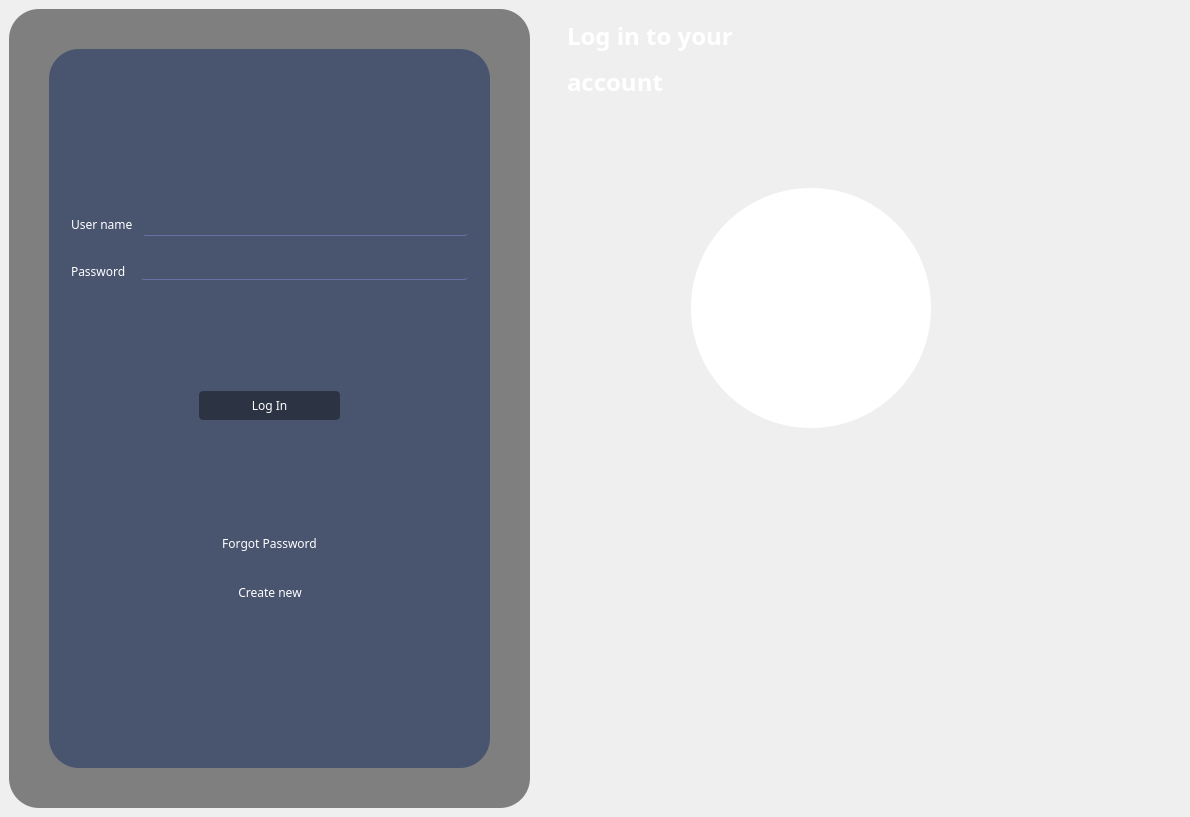
Before: the Qt Designer form loginwindow.ui in v4sud3v/MINI-PROJECT, drawn with Qt 5.
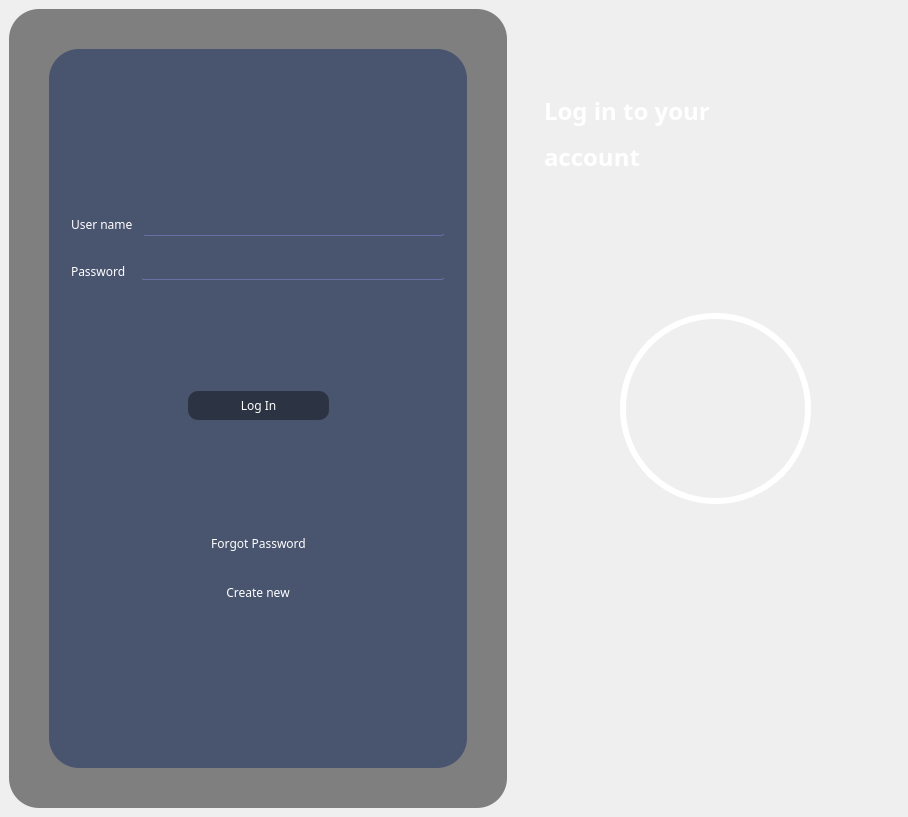
After: the same form once the commit is applied. Icons and pictures are not drawn.

The edit to the form file:
```diff
--- a/loginwindow.ui
+++ b/loginwindow.ui
@@ -6,13 +6,19 @@
    <rect>
     <x>0</x>
     <y>0</y>
-    <width>1190</width>
+    <width>908</width>
     <height>817</height>
    </rect>
   </property>
   <property name="minimumSize">
    <size>
-    <width>0</width>
+    <width>818</width>
+    <height>817</height>
+   </size>
+  </property>
+  <property name="maximumSize">
+   <size>
+    <width>908</width>
     <height>817</height>
    </size>
   </property>
@@ -49,7 +55,7 @@
 QPushButton{
 background-color:rgba(0,0,0,100);
 color:#fff;
-border-radius:4px;
+border-radius:10px;
 padding:3px}
 QPushButton:hover{
 color:rgb(35, 197, 255);
@@ -416,6 +422,114 @@
           </property>
          </widget>
         </item>
+        <item>
+         <widget class="QWidget" name="widget_3" native="true">
+          <layout class="QHBoxLayout" name="horizontalLayout_4">
+           <item>
+            <spacer name="horizontalSpacer_2">
+             <property name="orientation">
+              <enum>Qt::Horizontal</enum>
+             </property>
+             <property name="sizeHint" stdset="0">
+              <size>
+               <width>0</width>
+               <height>20</height>
+              </size>
+             </property>
+            </spacer>
+           </item>
+           <item>
+            <widget class="QWidget" name="widget_6" native="true">
+             <property name="minimumSize">
+              <size>
+               <width>191</width>
+               <height>191</height>
+              </size>
+             </property>
+             <property name="maximumSize">
+              <size>
+               <width>191</width>
+               <height>191</height>
+              </size>
+             </property>
+             <property name="styleSheet">
+              <string notr="true">border:6px solid;
+border-color: rgb(255, 255, 255);
+
+border-radius:95px</string>
+             </property>
+             <widget class="QWidget" name="widget_5" native="true">
+              <property name="geometry">
+               <rect>
+                <x>5</x>
+                <y>-1</y>
+                <width>181</width>
+                <height>171</height>
+               </rect>
+              </property>
+              <property name="minimumSize">
+               <size>
+                <width>181</width>
+                <height>171</height>
+               </size>
+              </property>
+              <property name="maximumSize">
+               <size>
+                <width>181</width>
+                <height>171</height>
+               </size>
+              </property>
+              <property name="styleSheet">
+               <string notr="true">image: url(:/icon/icons/user.svg);
+border:none;</string>
+              </property>
+              <layout class="QHBoxLayout" name="horizontalLayout_2">
+               <item>
+                <spacer name="verticalSpacer_2">
+                 <property name="orientation">
+                  <enum>Qt::Vertical</enum>
+                 </property>
+                 <property name="sizeHint" stdset="0">
+                  <size>
+                   <width>0</width>
+                   <height>168</height>
+                  </size>
+                 </property>
+                </spacer>
+               </item>
+               <item>
+                <spacer name="horizontalSpacer">
+                 <property name="orientation">
+                  <enum>Qt::Horizontal</enum>
+                 </property>
+                 <property name="sizeHint" stdset="0">
+                  <size>
+                   <width>154</width>
+                   <height>20</height>
+                  </size>
+                 </property>
+                </spacer>
+               </item>
+              </layout>
+             </widget>
+            </widget>
+           </item>
+           <item>
+            <spacer name="horizontalSpacer_3">
+             <property name="orientation">
+              <enum>Qt::Horizontal</enum>
+             </property>
+             <property name="sizeHint" stdset="0">
+              <size>
+               <width>32</width>
+               <height>20</height>
+              </size>
+             </property>
+            </spacer>
+           </item>
+          </layout>
+         </widget>
+        </item>
         <item>
          <widget class="QWidget" name="widget_2" native="true">
           <property name="styleSheet">
@@ -425,72 +539,6 @@
            <property name="topMargin">
             <number>31</number>
            </property>
-           <item>
-            <layout class="QHBoxLayout" name="horizontalLayout_2">
-             <property name="spacing">
-              <number>0</number>
-             </property>
-             <property name="leftMargin">
-              <number>128</number>
-             </property>
-             <property name="topMargin">
-              <number>24</number>
-             </property>
-             <item alignment="Qt::AlignBottom">
-              <widget class="QFrame" name="frame">
-               <property name="minimumSize">
-                <size>
-                 <width>240</width>
-                 <height>240</height>
-                </size>
-               </property>
-               <property name="styleSheet">
-                <string notr="true">background-color:rgb(255, 255, 255);
-border-radius:120px;
-border-image: url(:/images/images/iconimage-removebg-preview.png);</string>
-               </property>
-               <property name="frameShape">
-                <enum>QFrame::StyledPanel</enum>
-               </property>
-               <property name="frameShadow">
-                <enum>QFrame::Raised</enum>
-               </property>
-              </widget>
-             </item>
-             <item>
-              <spacer name="horizontalSpacer">
-               <property name="minimumSize">
-                <size>
-                 <width>241</width>
-                 <height>23</height>
-                </size>
-               </property>
-               <property name="orientation">
-                <enum>Qt::Horizontal</enum>
-               </property>
-               <property name="sizeHint" stdset="0">
-                <size>
-                 <width>238</width>
-                 <height>20</height>
-                </size>
-               </property>
-              </spacer>
-             </item>
-            </layout>
-           </item>
-           <item>
-            <spacer name="verticalSpacer_2">
-             <property name="orientation">
-              <enum>Qt::Vertical</enum>
-             </property>
-             <property name="sizeHint" stdset="0">
-              <size>
-               <width>20</width>
-               <height>336</height>
-              </size>
-             </property>
-            </spacer>
-           </item>
           </layout>
          </widget>
         </item>
```
Left out of the diff: 3 changed lines with no effect on the pictures.
